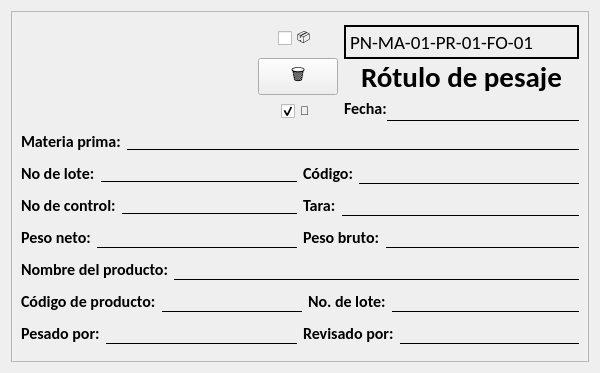
Qt form gui/rotuloWidget.ui (Lolitor777/BysRot) before a commit.
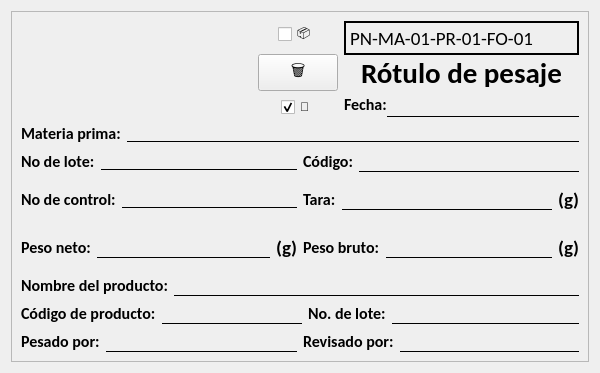
The same form after that commit. Icons and pictures are not drawn.

Commit message: Se agrega la G al final de los inputs correspondientes y se dividen las funcionalidades del generador de pdf's

```diff
--- a/gui/rotuloWidget.ui
+++ b/gui/rotuloWidget.ui
@@ -132,6 +132,20 @@
             </property>
            </widget>
           </item>
+          <item>
+           <widget class="QLabel" name="label">
+            <property name="font">
+             <font>
+              <family>Calibri</family>
+              <pointsize>14</pointsize>
+              <bold>true</bold>
+             </font>
+            </property>
+            <property name="text">
+             <string>(g)</string>
+            </property>
+           </widget>
+          </item>
          </layout>
         </item>
         <item>
@@ -166,6 +180,20 @@
             </property>
            </widget>
           </item>
+          <item>
+           <widget class="QLabel" name="label_2">
+            <property name="font">
+             <font>
+              <family>Calibri</family>
+              <pointsize>14</pointsize>
+              <bold>true</bold>
+             </font>
+            </property>
+            <property name="text">
+             <string>(g)</string>
+            </property>
+           </widget>
+          </item>
          </layout>
         </item>
        </layout>
@@ -481,6 +509,20 @@
             </property>
            </widget>
           </item>
+          <item>
+           <widget class="QLabel" name="label_3">
+            <property name="font">
+             <font>
+              <family>Calibri</family>
+              <pointsize>14</pointsize>
+              <bold>true</bold>
+             </font>
+            </property>
+            <property name="text">
+             <string>(g)</string>
+            </property>
+           </widget>
+          </item>
          </layout>
         </item>
        </layout>
```
The commit also changes 1 other file.
